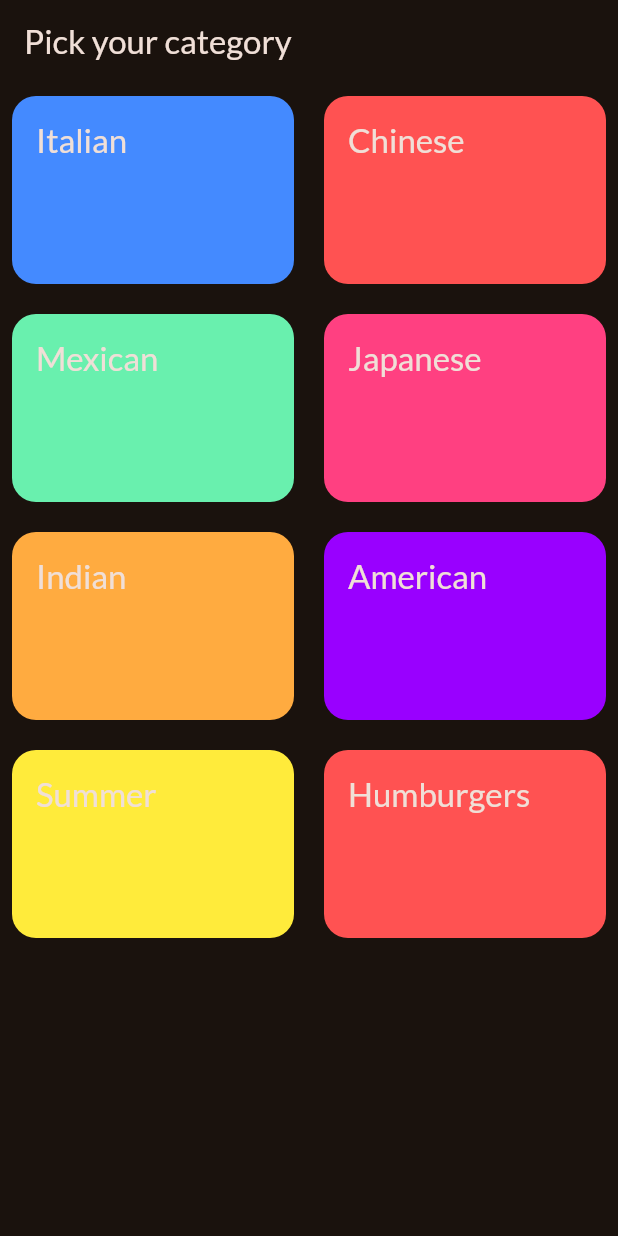
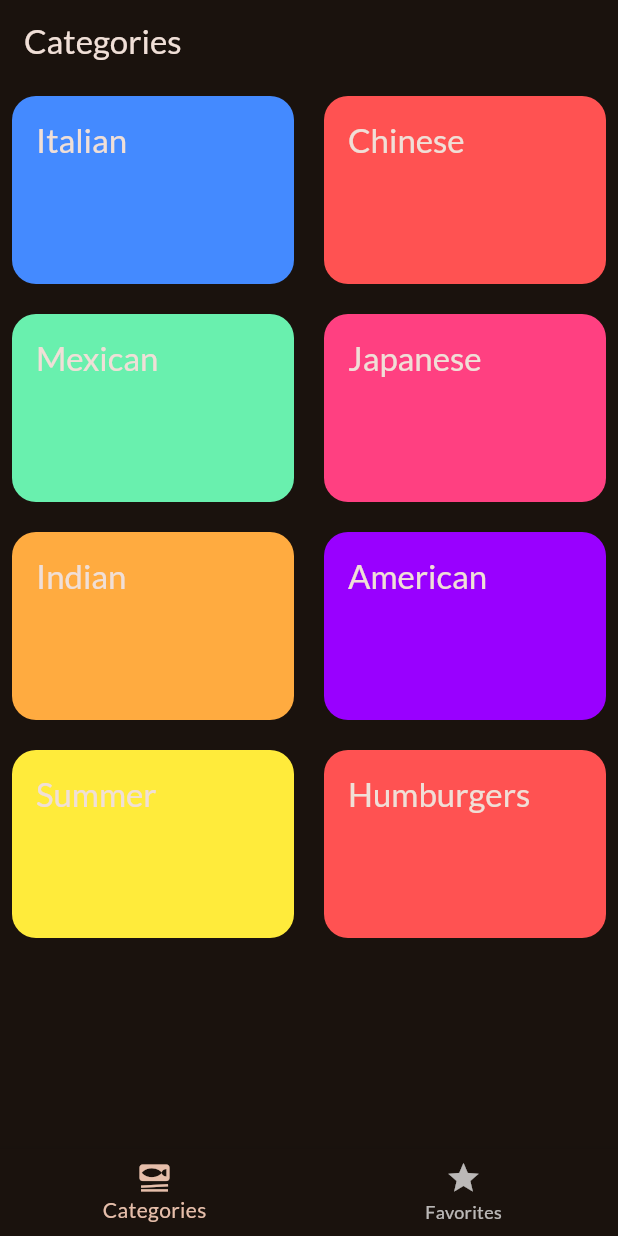
Before and after one commit to wmvieira21/meals_menu_flutter, a Flutter app: the screen it shows after launch, on a phone screen of 412 x 824 dp. Run offline on Flutter 3.47's test engine with Material 3 defaults, Android fonts, the phone set to English and light mode, and no system bars; our stand-ins replace google_fonts, transparent_image.

Commit message:
bottomNavigationBar

```diff
--- a/lib/main.dart
+++ b/lib/main.dart
@@ -1,6 +1,7 @@
 import 'package:flutter/material.dart';
 import 'package:google_fonts/google_fonts.dart';
 import 'package:meals_menu/screens/categories.dart';
+import 'package:meals_menu/screens/tabs.dart';
 
 final theme = ThemeData(
     useMaterial3: true,
@@ -22,7 +23,7 @@ class App extends StatelessWidget {
       theme: theme,
       home: const Scaffold(
         body: SafeArea(
-          child: CategoriesScreen(),
+          child: TabsScreen(),
         ),
       ),
     );
--- a/lib/models/meal.dart
+++ b/lib/models/meal.dart
@@ -3,7 +3,7 @@ enum Complexity { easy, medium, hard, superhard }
 enum Affordability { cheap, expensive, luxurious }
 
 class Meal {
-  const Meal(
+  Meal(
       {required this.id,
       required this.categories,
       required this.tittle,
@@ -16,7 +16,8 @@ class Meal {
       required this.isGlutenFree,
       required this.isLactoseFree,
       required this.isVegan,
-      required this.isVegetarian});
+      required this.isVegetarian,
+      this.isFavorite = false});
 
   final String id;
   final List<String> categories;
@@ -31,4 +32,5 @@ class Meal {
   final bool isLactoseFree;
   final bool isVegan;
   final bool isVegetarian;
+  bool isFavorite;
 }
--- a/lib/screens/categories.dart
+++ b/lib/screens/categories.dart
@@ -7,7 +7,9 @@ import 'package:meals_menu/screens/meals.dart';
 import 'package:meals_menu/widgets/category_grid_item.dart';
 
 class CategoriesScreen extends StatelessWidget {
-  const CategoriesScreen({super.key});
+  const CategoriesScreen({super.key, required this.onToggleFavoriteMeal});
+
+  final Function(Meal meal) onToggleFavoriteMeal;
 
   void _selectCategory(BuildContext context, Category category) {
     final List<Meal> filteredMealListByCategory = dummyMeals
@@ -18,18 +20,17 @@ class CategoriesScreen extends StatelessWidget {
       context,
       MaterialPageRoute(
         builder: (context) => MealsScreen(
-            tittle: category.tittle, meals: filteredMealListByCategory),
+          tittle: category.tittle,
+          meals: filteredMealListByCategory,
+          onToggleFavoriteMeal: onToggleFavoriteMeal,
+        ),
       ),
     );
   }
 
   @override
   Widget build(BuildContext context) {
-    return Scaffold(
-      appBar: AppBar(
-        title: const Text('Pick your category'),
-      ),
-      body: GridView(
+    return GridView(
       padding: EdgeInsets.all(8),
       gridDelegate: const SliverGridDelegateWithFixedCrossAxisCount(
           crossAxisCount: 2,
@@ -44,7 +45,6 @@ class CategoriesScreen extends StatelessWidget {
                   _selectCategory(context, category));
         }),
       ],
-      ),
     );
   }
 }
--- /dev/null
+++ b/lib/screens/tabs.dart
@@ -0,0 +1,65 @@
+import 'package:flutter/material.dart';
+import 'package:meals_menu/models/meal.dart';
+import 'package:meals_menu/screens/categories.dart';
+import 'package:meals_menu/screens/meals.dart';
+
+class TabsScreen extends StatefulWidget {
+  const TabsScreen({super.key});
+
+  @override
+  State<StatefulWidget> createState() {
+    return _TabsScreen();
+  }
+}
+
+class _TabsScreen extends State<TabsScreen> {
+  int _selectedPageIndex = 0;
+  final List<Meal> favoritesMeals = [];
+
+  void _selectPage(int index) {
+    setState(() {
+      _selectedPageIndex = index;
+    });
+  }
+
+  void _onToggleFavoriteMeal(Meal meal) {
+    setState(() {
+      if (favoritesMeals.contains(meal)) {
+        favoritesMeals.remove(meal);
+      } else {
+        favoritesMeals.add(meal);
+      }
+      meal.isFavorite = !meal.isFavorite;
+    });
+  }
+
+  @override
+  Widget build(BuildContext context) {
+    Widget activePage =
+        CategoriesScreen(onToggleFavoriteMeal: _onToggleFavoriteMeal);
+    String activePageTittle = 'Categories';
+
+    if (_selectedPageIndex == 1) {
+      activePage = MealsScreen(
+        meals: favoritesMeals,
+        onToggleFavoriteMeal: _onToggleFavoriteMeal,
+      );
+      activePageTittle = 'Your Favorites';
+    }
+
+    return Scaffold(
+      appBar: AppBar(
+        title: Text(activePageTittle),
+      ),
+      body: activePage,
+      bottomNavigationBar: BottomNavigationBar(
+          onTap: _selectPage,
+          currentIndex: _selectedPageIndex,
+          items: const [
+            BottomNavigationBarItem(
+                icon: Icon(Icons.set_meal), label: 'Categories'),
+            BottomNavigationBarItem(icon: Icon(Icons.star), label: 'Favorites'),
+          ]),
+    );
+  }
+}
--- a/lib/widgets/meals/no_meals_found.dart
+++ b/lib/widgets/meals/no_meals_found.dart
@@ -20,7 +20,7 @@ class NoMealsFound extends StatelessWidget {
                 .copyWith(color: Theme.of(context).colorScheme.onSurface),
           ),
           Text(
-            'Try seleceting a different category!',
+            'Try selecting a different category!',
             style: Theme.of(context)
                 .textTheme
                 .titleLarge!
```
Also changed, not shown: lib/screens/meal_details.dart (+13 -1 lines), lib/screens/meals.dart (+16 -4 lines). Lines whose indentation alone changed are shown as unchanged.
